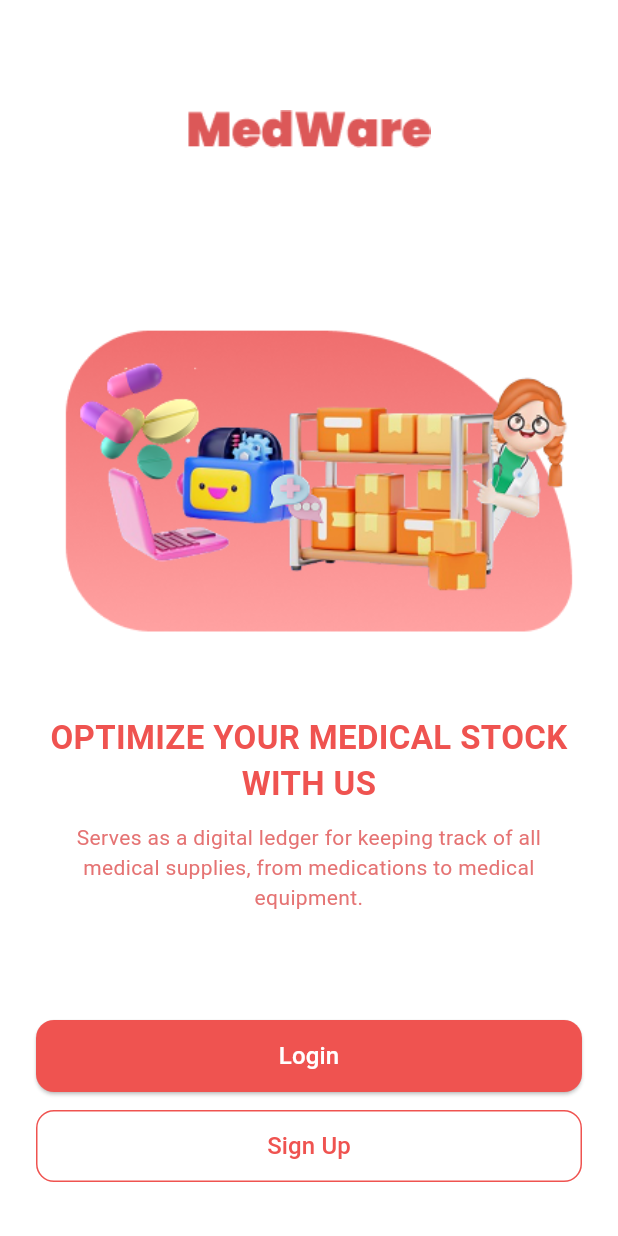
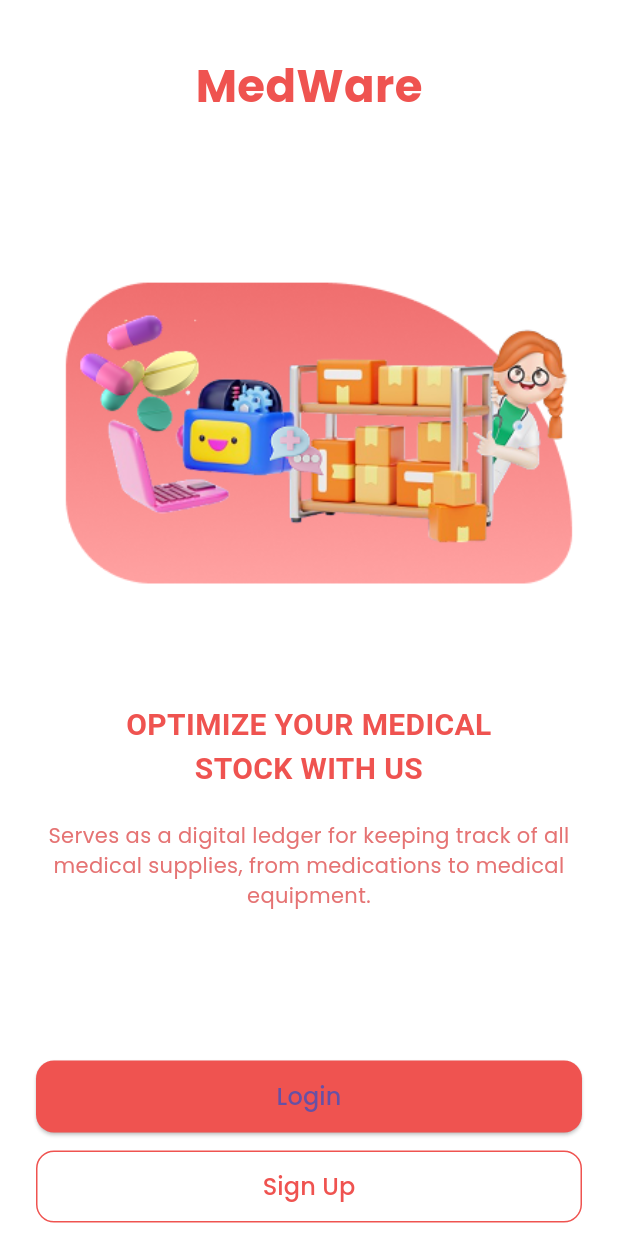
Before and after one commit to agilditya/MedWare-Mobile, a Flutter app: the screen it shows after launch, on a phone screen of 412 x 824 dp. Run offline on Flutter 3.47's test engine with Material 3 defaults, Android fonts, the light colour scheme and no system bars; our stand-ins replace google_fonts.

Commit message:
update login dan signup

```diff
--- a/lib/dashboard.dart
+++ b/lib/dashboard.dart
@@ -1,67 +1,67 @@
 import 'package:flutter/material.dart';
 import 'login.dart';
-import 'register.dart'; // Import the file where RegisterScreen is defined
+import 'register.dart';
 
-void main() {
-  runApp(MedWareApp());
-}
-
-class MedWareApp extends StatelessWidget {
-  const MedWareApp({super.key});
-
-  @override
-  Widget build(BuildContext context) {
-    return MaterialApp(
-      title: 'MedWare',
-      debugShowCheckedModeBanner: false,
-      theme: ThemeData(primarySwatch: Colors.red, fontFamily: 'Poppins'),
-      home: WelcomeScreen(),
-    );
-  }
-}
-
-class WelcomeScreen extends StatelessWidget {
-  const WelcomeScreen({super.key});
-
+class DashboardScreen extends StatelessWidget {
   @override
   Widget build(BuildContext context) {
     return Scaffold(
       backgroundColor: Colors.white,
       body: SafeArea(
+        child: SingleChildScrollView(
+          // Tambahkan ini agar tidak overflow
           child: Padding(
             padding: const EdgeInsets.symmetric(horizontal: 24, vertical: 16),
             child: Column(
               crossAxisAlignment: CrossAxisAlignment.center,
               children: [
                 const SizedBox(height: 20),
-              Image.asset('assets/MedWare.png', height: 100),
-              const SizedBox(height: 20),
-              Image.asset('assets/dashboard.png', height: 300),
-              const SizedBox(height: 20),
                 Text(
-                'OPTIMIZE YOUR MEDICAL STOCK WITH US',
-                textAlign: TextAlign.center,
+                  'MedWare',
                   style: TextStyle(
-                  fontSize: 22, // Increased size
+                    fontSize: 30,
                     fontWeight: FontWeight.bold,
                     color: Colors.red.shade400,
                   ),
                 ),
-              const SizedBox(height: 10),
+                const SizedBox(height: 20),
+                Image.asset('assets/dashboard.png', height: 350),
+                const SizedBox(height: 20),
+                Text.rich(
+                  TextSpan(
+                    children: [
+                      TextSpan(
+                        text: 'OPTIMIZE YOUR MEDICAL\n',
+                        style: TextStyle(
+                          fontSize: 20,
+                          fontWeight: FontWeight.bold,
+                          color: Colors.red.shade400,
+                        ),
+                      ),
+                      TextSpan(
+                        text: 'STOCK WITH US',
+                        style: TextStyle(
+                          fontSize: 20,
+                          fontWeight: FontWeight.bold,
+                          color: Colors.red.shade400,
+                        ),
+                      ),
+                    ],
+                  ),
+                  textAlign: TextAlign.center,
+                ),
+                const SizedBox(height: 20),
                 Text(
                   'Serves as a digital ledger for keeping track of all medical supplies, from medications to medical equipment.',
                   textAlign: TextAlign.center,
                   style: TextStyle(fontSize: 14, color: Colors.red.shade300),
                 ),
-              const Spacer(),
+                const SizedBox(height: 100),
                 ElevatedButton(
                   onPressed: () {
-                  // Navigasi ke halaman login
                     Navigator.push(
                       context,
-                    MaterialPageRoute(
-                      builder: (context) => Login(), // Updated to 'Login'
-                    ),
+                      MaterialPageRoute(builder: (context) => LoginScreen()),
                     );
                   },
                   style: ElevatedButton.styleFrom(
@@ -71,22 +71,14 @@ class WelcomeScreen extends StatelessWidget {
                       borderRadius: BorderRadius.circular(12),
                     ),
                   ),
-                child: Text(
-                  'Login',
-                  style: TextStyle(fontSize: 16, color: Colors.white),
-                ),
+                  child: Text('Login', style: TextStyle(fontSize: 16)),
                 ),
                 const SizedBox(height: 12),
                 OutlinedButton(
                   onPressed: () {
-                  // Navigasi ke halaman sign up
                     Navigator.push(
                       context,
-                    MaterialPageRoute(
-                      builder:
-                          (context) =>
-                              RegisterScreen(), // Navigate to RegisterScreen
-                    ),
+                      MaterialPageRoute(builder: (context) => RegisterScreen()),
                     );
                   },
                   style: OutlinedButton.styleFrom(
@@ -104,6 +96,7 @@ class WelcomeScreen extends StatelessWidget {
             ),
           ),
         ),
+      ),
     );
   }
 }
--- a/lib/login.dart
+++ b/lib/login.dart
@@ -64,18 +64,27 @@ class _LoginScreenState extends State<LoginScreen> {
                 const SizedBox(height: 12),
                 Text(
                   "Enter your email, username and password\nto create a new account.",
-                  style: GoogleFonts.poppins(fontSize: 14, color: Colors.grey[600]),
+                  style: GoogleFonts.poppins(
+                    fontSize: 14,
+                    color: Colors.grey[600],
+                  ),
                 ),
                 const SizedBox(height: 30),
 
                 // Email field
-                Text("Email Address *", style: GoogleFonts.poppins(fontWeight: FontWeight.w600)),
+                Text(
+                  "Email Address *",
+                  style: GoogleFonts.poppins(fontWeight: FontWeight.w600),
+                ),
                 const SizedBox(height: 6),
                 TextFormField(
                   controller: _emailController,
                   keyboardType: TextInputType.emailAddress,
-                  validator: (value) =>
-                  value == null || value.isEmpty ? "*This field is required" : null,
+                  validator:
+                      (value) =>
+                          value == null || value.isEmpty
+                              ? "*This field is required"
+                              : null,
                   decoration: InputDecoration(
                     hintText: "Enter your email address",
                     filled: true,
@@ -89,13 +98,19 @@ class _LoginScreenState extends State<LoginScreen> {
                 const SizedBox(height: 20),
 
                 // Password field
-                Text("Password *", style: GoogleFonts.poppins(fontWeight: FontWeight.w600)),
+                Text(
+                  "Password *",
+                  style: GoogleFonts.poppins(fontWeight: FontWeight.w600),
+                ),
                 const SizedBox(height: 6),
                 TextFormField(
                   controller: _passwordController,
                   obscureText: _obscureText,
-                  validator: (value) =>
-                  value == null || value.isEmpty ? "*This field is required" : null,
+                  validator:
+                      (value) =>
+                          value == null || value.isEmpty
+                              ? "*This field is required"
+                              : null,
                   decoration: InputDecoration(
                     hintText: "Enter your password",
                     filled: true,
@@ -122,8 +137,10 @@ class _LoginScreenState extends State<LoginScreen> {
                     const SizedBox(), // empty
                     TextButton(
                       onPressed: () {},
-                      child: Text("Forgot Password?",
-                          style: GoogleFonts.poppins(color: Colors.redAccent)),
+                      child: Text(
+                        "Forgot Password?",
+                        style: GoogleFonts.poppins(color: Colors.redAccent),
+                      ),
                     ),
                   ],
                 ),
@@ -159,24 +176,24 @@ class _LoginScreenState extends State<LoginScreen> {
                     Expanded(child: Divider(color: Colors.grey[400])),
                     Padding(
                       padding: const EdgeInsets.symmetric(horizontal: 8),
-                      child: Text("or sign in with",
-                          style: GoogleFonts.poppins(color: Colors.grey)),
+                      child: Text(
+                        "or sign in with",
+                        style: GoogleFonts.poppins(color: Colors.grey),
+                      ),
                     ),
                     Expanded(child: Divider(color: Colors.grey[400])),
                   ],
                 ),
                 const SizedBox(height: 20),
 
-// Google Login
+                // Google Login
                 SizedBox(
                   width: double.infinity,
                   height: 50,
                   child: ElevatedButton.icon(
-                    onPressed: () {
-                      // TODO: Tambahkan logika login Google di sini
-                    },
+                    onPressed: () {},
                     icon: Image.asset(
-                      'assets/google.png', // Pastikan file ini ada dan sudah dicantumkan di pubspec.yaml
+                      'assets/google.png',
                       height: 24,
                       width: 24,
                     ),
--- a/lib/main.dart
+++ b/lib/main.dart
@@ -1,19 +1,20 @@
 import 'package:flutter/material.dart';
 import 'dashboard.dart';
+import 'login.dart';
+import 'register.dart';
 
 void main() {
   runApp(MedWareApp());
 }
 
 class MedWareApp extends StatelessWidget {
-  const MedWareApp({super.key});
-
   @override
   Widget build(BuildContext context) {
     return MaterialApp(
-      title: 'Login App',
-      theme: ThemeData(primarySwatch: Colors.blue),
-      home: WelcomeScreen(), // Corrected class name
+      title: 'MedWare',
+      debugShowCheckedModeBanner: false,
+      theme: ThemeData(primarySwatch: Colors.red, fontFamily: 'Poppins'),
+      home: DashboardScreen(),
     );
   }
 }
--- a/pubspec.yaml
+++ b/pubspec.yaml
@@ -63,6 +63,8 @@ flutter:
   assets:
     - assets/dashboard.png
     - assets/MedWare.png
+    - assets/google.png
+
   #   - images/a_dot_burr.jpeg
   #   - images/a_dot_ham.jpeg
 
```
Also changed, not shown: assets/google.png (added). Lines whose indentation alone changed are shown as unchanged.
